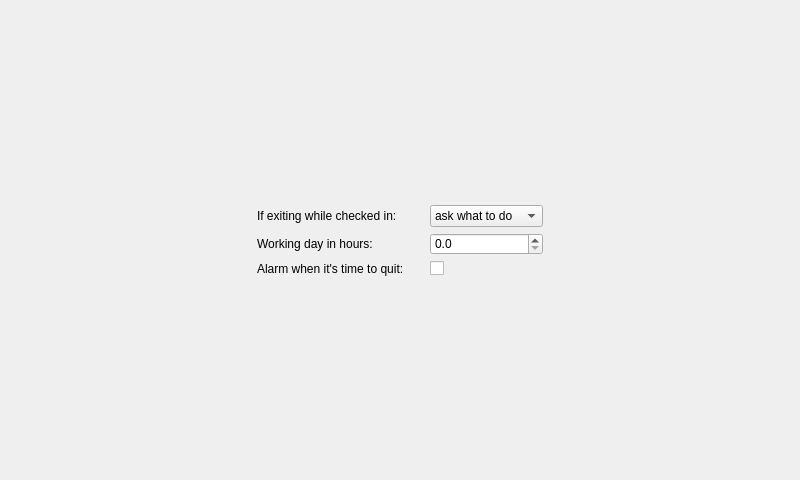
Before: the Qt Designer form src/preferenceswindow.ui in baleboy/flexo, drawn with Qt 5.
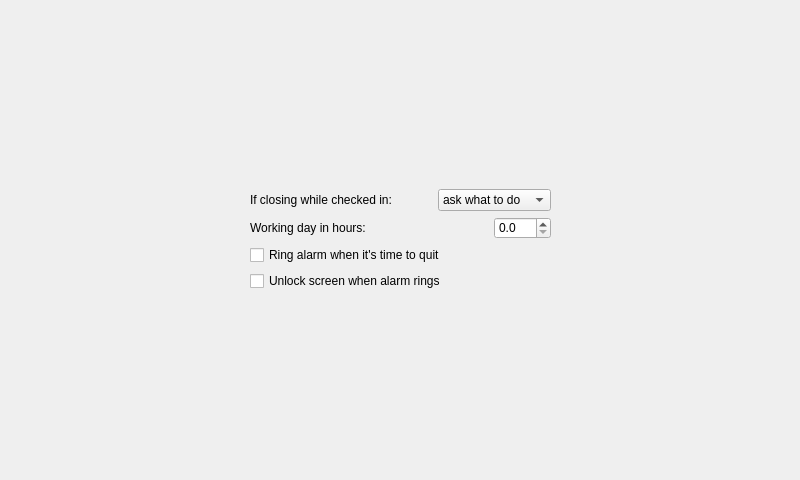
After: the same form once the commit is applied.

Commit message: If the alarm rings when the screen is locked and the user selects the "go to checkout" option, the screen is unlocked. Since this could be a security threat, added an option to disable this behavior.

```diff
--- a/src/preferenceswindow.ui
+++ b/src/preferenceswindow.ui
@@ -20,7 +20,7 @@
 }</string>
   </property>
   <layout class="QGridLayout" name="gridLayout">
-   <item row="0" column="2">
+   <item row="0" column="1">
     <spacer name="verticalSpacer">
      <property name="orientation">
       <enum>Qt::Vertical</enum>
@@ -34,16 +34,31 @@
     </spacer>
    </item>
    <item row="1" column="1">
+    <layout class="QHBoxLayout" name="horizontalLayout">
+     <item>
     <widget class="QLabel" name="label_2">
      <property name="text">
-      <string>If exiting while checked in:</string>
+        <string>If closing while checked in:</string>
      </property>
      <property name="alignment">
       <set>Qt::AlignLeading|Qt::AlignLeft|Qt::AlignVCenter</set>
      </property>
     </widget>
    </item>
-   <item row="1" column="3">
+     <item>
+      <spacer name="horizontalSpacer_4">
+       <property name="orientation">
+        <enum>Qt::Horizontal</enum>
+       </property>
+       <property name="sizeHint" stdset="0">
+        <size>
+         <width>40</width>
+         <height>20</height>
+        </size>
+       </property>
+      </spacer>
+     </item>
+     <item>
     <widget class="QComboBox" name="exitOptionComboBox">
      <property name="sizePolicy">
       <sizepolicy hsizetype="Minimum" vsizetype="Fixed">
@@ -68,6 +83,8 @@
      </item>
     </widget>
    </item>
+    </layout>
+   </item>
    <item row="2" column="0">
     <spacer name="horizontalSpacer">
      <property name="orientation">
@@ -82,6 +99,8 @@
     </spacer>
    </item>
    <item row="2" column="1">
+    <layout class="QHBoxLayout" name="horizontalLayout_2">
+     <item>
     <widget class="QLabel" name="label">
      <property name="text">
       <string>Working day in hours:</string>
@@ -91,14 +110,29 @@
      </property>
     </widget>
    </item>
-   <item row="2" column="3">
+     <item>
+      <spacer name="horizontalSpacer_3">
+       <property name="orientation">
+        <enum>Qt::Horizontal</enum>
+       </property>
+       <property name="sizeHint" stdset="0">
+        <size>
+         <width>40</width>
+         <height>20</height>
+        </size>
+       </property>
+      </spacer>
+     </item>
+     <item>
     <widget class="QDoubleSpinBox" name="workdaySpinBox">
      <property name="decimals">
       <number>1</number>
      </property>
     </widget>
    </item>
-   <item row="2" column="4">
+    </layout>
+   </item>
+   <item row="2" column="2">
     <spacer name="horizontalSpacer_2">
      <property name="orientation">
       <enum>Qt::Horizontal</enum>
@@ -112,23 +146,20 @@
     </spacer>
    </item>
    <item row="3" column="1">
-    <widget class="QLabel" name="label_3">
-     <property name="text">
-      <string>Alarm when it's time to quit:</string>
-     </property>
-     <property name="alignment">
-      <set>Qt::AlignLeading|Qt::AlignLeft|Qt::AlignVCenter</set>
-     </property>
-    </widget>
-   </item>
-   <item row="3" column="3">
     <widget class="QCheckBox" name="alarmCheckBox">
      <property name="text">
-      <string/>
+      <string>Ring alarm when it's time to quit</string>
      </property>
     </widget>
    </item>
-   <item row="4" column="2">
+   <item row="4" column="1">
+    <widget class="QCheckBox" name="unlockCheckBox">
+     <property name="text">
+      <string>Unlock screen when alarm rings</string>
+     </property>
+    </widget>
+   </item>
+   <item row="5" column="1">
     <spacer name="verticalSpacer_2">
      <property name="orientation">
       <enum>Qt::Vertical</enum>
```
Lines whose indentation alone changed are shown as unchanged. The commit also changes 5 other files.
